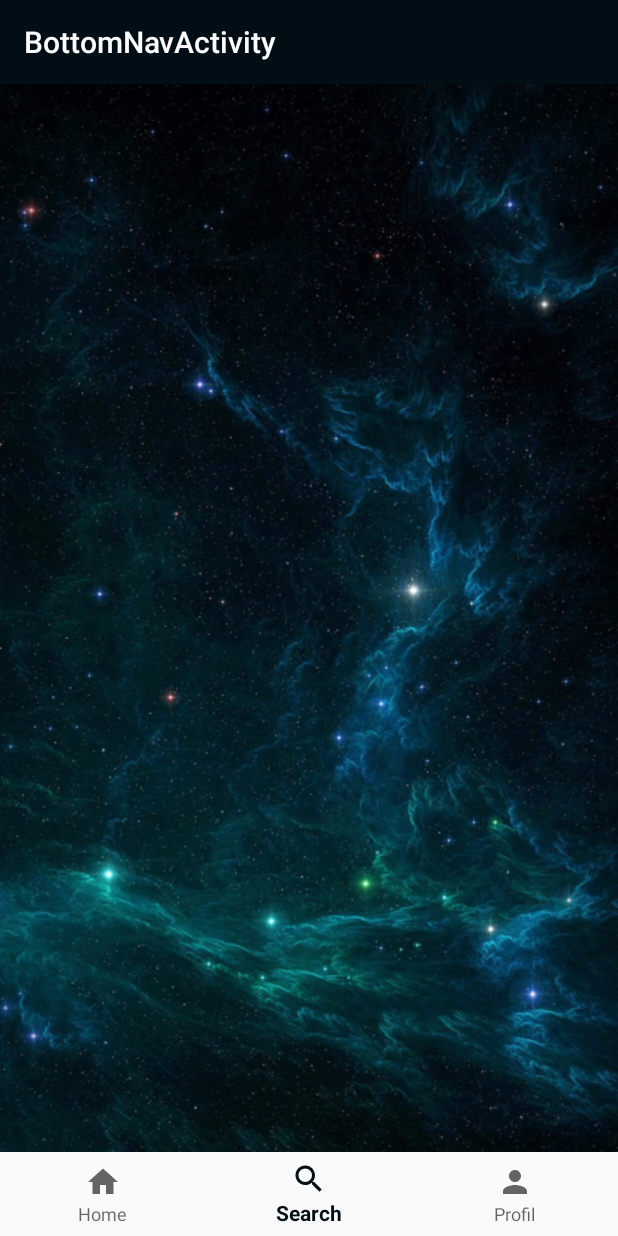
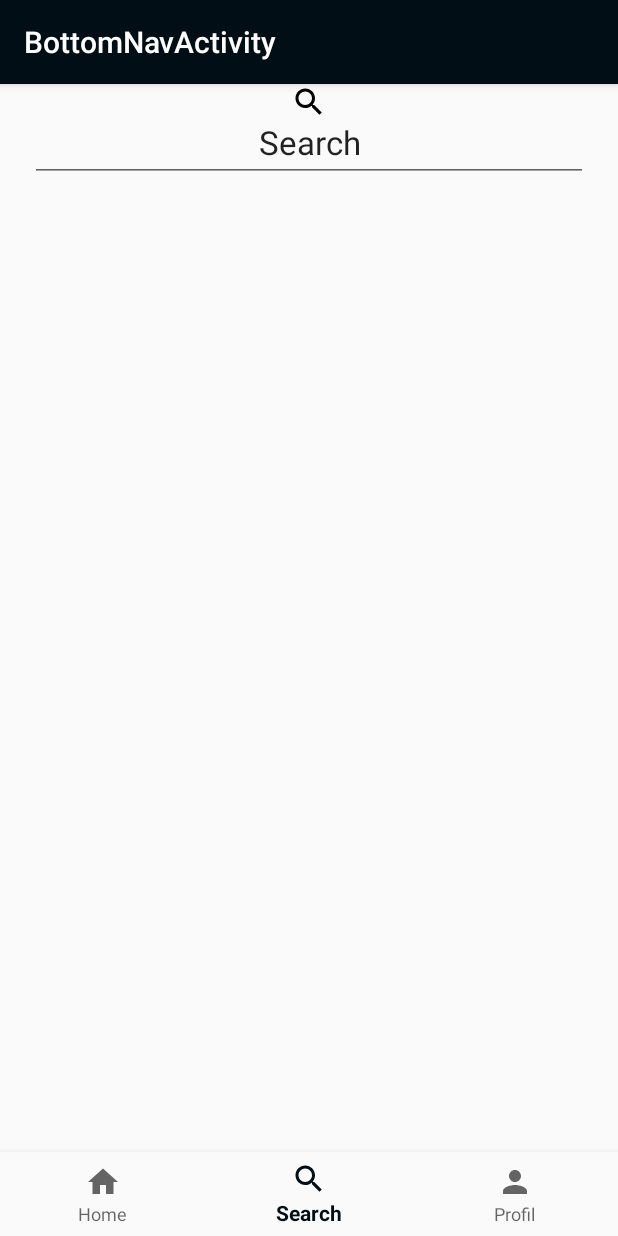
Before and after one commit to Flatot/Epicture, an Android app: the BottomNavActivity screen opened directly, with no data from a screen before it, item 2 of the bottom bar chosen, on a phone screen of 412 x 824 dp. Run offline under Robolectric (Android 15) with nearby library versions, the phone set to English and light mode, and no system bars; 3 statements that could not run were skipped.

Commit message:
bottom navigation with fragments that take the access_token to call api

```diff
--- a/app/build.gradle
+++ b/app/build.gradle
@@ -30,6 +30,7 @@ dependencies {
     implementation 'com.android.support.constraint:constraint-layout:1.1.3'
     implementation 'com.android.support:design:28.0.0'
     implementation 'com.android.support:support-vector-drawable:28.0.0'
+    implementation 'com.android.support:support-v4:28.0.0'
     testImplementation 'junit:junit:4.12'
     androidTestImplementation 'com.android.support.test:runner:1.0.2'
     androidTestImplementation 'com.android.support.test.espresso:espresso-core:3.0.2'
--- a/app/src/main/java/com/epitech/flatot/epicture/BottomNavActivity.kt
+++ b/app/src/main/java/com/epitech/flatot/epicture/BottomNavActivity.kt
@@ -3,33 +3,57 @@ package com.epitech.flatot.epicture
 import android.content.Intent
 import android.os.Bundle
 import android.support.design.widget.BottomNavigationView
+import android.support.v4.app.Fragment
 import android.support.v7.app.AppCompatActivity
 import kotlinx.android.synthetic.main.activity_bottom_nav.*
 
 class BottomNavActivity : AppCompatActivity() {
 
+    private var access_token: String? = null
+    private val manager = supportFragmentManager
+
     private val mOnNavigationItemSelectedListener = BottomNavigationView.OnNavigationItemSelectedListener { item ->
         when (item.itemId) {
             R.id.navigation_home -> {
                 //message.setText(R.string.title_home)
+                val fragment = HomeFragment()
+                fragment.getAlbums()
+                createFragment(fragment)
                 return@OnNavigationItemSelectedListener true
             }
             R.id.navigation_search -> {
                 //message.setText(R.string.title_dashboard)
+                createFragment(SearchFragment())
                 return@OnNavigationItemSelectedListener true
             }
             R.id.navigation_profil -> {
                 //message.setText(R.string.title_notifications)
+                createFragment(ProfilFragment())
                 return@OnNavigationItemSelectedListener true
             }
         }
         false
     }
 
+    private fun createFragment(fragment: Fragment)
+    {
+        val transaction = manager.beginTransaction()
+
+        transaction.replace(R.id.mainFrame, fragment)
+        transaction.commit()
+    }
+
+
     override fun onCreate(savedInstanceState: Bundle?) {
         super.onCreate(savedInstanceState)
         setContentView(R.layout.activity_bottom_nav)
 
         navigation.setOnNavigationItemSelectedListener(mOnNavigationItemSelectedListener)
+
+        access_token = intent.getStringExtra("access_token")
+        val fragment = HomeFragment.newInstance(access_token!!)
+        fragment.getAlbums()
+        createFragment(fragment)
+        //addFragment(fragment)
     }
 }
--- /dev/null
+++ b/app/src/main/java/com/epitech/flatot/epicture/SearchFragment.kt
@@ -0,0 +1,20 @@
+package com.epitech.flatot.epicture
+
+import android.content.Context
+import android.net.Uri
+import android.os.Bundle
+import android.support.v4.app.Fragment
+import android.view.LayoutInflater
+import android.view.View
+import android.view.ViewGroup
+
+class SearchFragment : Fragment() {
+    override fun onCreate(savedInstanceState: Bundle?) {
+        super.onCreate(savedInstanceState)
+    }
+
+    override fun onCreateView(inflater: LayoutInflater, container: ViewGroup?, savedInstanceState: Bundle?): View? {
+        var rootView = inflater!!.inflate(R.layout.fragment_search, container, false)
+        return rootView
+    }
+}
--- a/app/src/main/res/layout/activity_bottom_nav.xml
+++ b/app/src/main/res/layout/activity_bottom_nav.xml
@@ -5,8 +5,17 @@
     android:id="@+id/container"
     android:layout_width="match_parent"
     android:layout_height="match_parent"
-    android:background="@drawable/epicture_background"
     tools:context=".BottomNavActivity">
+
+    <FrameLayout
+        android:id="@+id/mainFrame"
+        android:layout_width="0dp"
+        android:layout_height="match_parent"
+        app:layout_constraintBottom_toBottomOf="parent"
+        app:layout_constraintEnd_toEndOf="parent"
+        app:layout_constraintStart_toStartOf="parent"
+        app:layout_constraintTop_toTopOf="parent">
+    </FrameLayout>
 
     <android.support.design.widget.BottomNavigationView
         android:id="@+id/navigation"
--- a/app/src/main/res/layout/activity_home.xml
+++ b/app/src/main/res/layout/activity_home.xml
@@ -4,7 +4,6 @@
     xmlns:tools="http://schemas.android.com/tools"
     android:layout_width="match_parent"
     android:layout_height="match_parent"
-    android:background="@drawable/epicture_background"
     tools:context=".HomeActivity">
 
     <TextView
@@ -17,6 +16,7 @@
         android:layout_marginEnd="8dp"
         android:layout_marginRight="8dp"
         android:layout_marginBottom="8dp"
+        android:textColorHint="@color/colorWhite"
         android:textColor="@color/colorWhite"
         android:text="@string/welcome"
         app:layout_constraintBottom_toBottomOf="parent"
--- /dev/null
+++ b/app/src/main/res/layout/fragment_search.xml
@@ -0,0 +1,24 @@
+<?xml version="1.0" encoding="utf-8"?>
+<FrameLayout xmlns:android="http://schemas.android.com/apk/res/android"
+    xmlns:tools="http://schemas.android.com/tools"
+    android:layout_width="match_parent"
+    android:layout_height="match_parent"
+    tools:context=".SearchFragment">
+
+    <TextView
+        android:id="@+id/textViewDashboard"
+        android:layout_width="match_parent"
+        android:layout_height="wrap_content"
+        android:text="@string/search"
+        android:textAppearance="@style/Base.TextAppearance.AppCompat.Large"
+        android:gravity="center_horizontal"
+        android:drawableTop="@drawable/ic_search_black_24dp"/>
+
+    <EditText
+        android:id="@+id/editTextDashboard"
+        android:inputType="text"
+        android:layout_width="match_parent"
+        android:layout_height="wrap_content"
+        android:layout_margin="20dp" />
+
+</FrameLayout>
--- a/app/src/main/res/values/strings.xml
+++ b/app/src/main/res/values/strings.xml
@@ -12,4 +12,7 @@
     <string name="title_notifications">Notifications</string>
     <string name="search">Search</string>
     <string name="profil">Profil</string>
+
+    <!-- TODO: Remove or change this placeholder text -->
+    <string name="hello_blank_fragment">Hello blank fragment</string>
 </resources>
```
Also changed, not shown: app/src/main/java/com/epitech/flatot/epicture/HomeFragment.kt (added, +73 -0 lines), app/src/main/java/com/epitech/flatot/epicture/ProfilFragment.kt (added, +20 -0 lines), app/src/main/res/layout/fragment_home.xml (added, +24 -0 lines), app/src/main/res/layout/fragment_profil.xml (added, +14 -0 lines).
